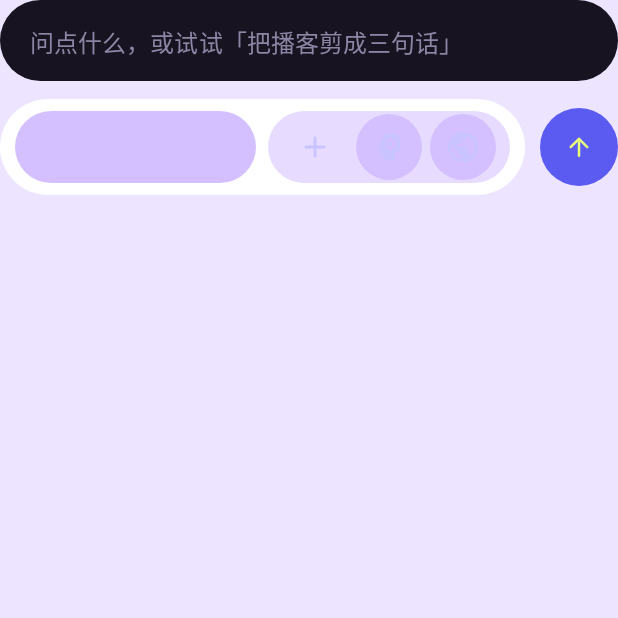
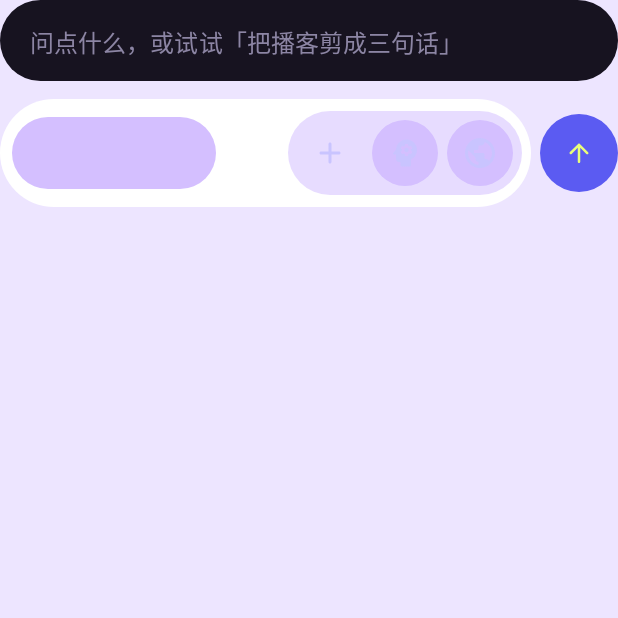
Before and after one commit to lwhhz/aura, an Android app built with Jetpack Compose: the composable ChatComposer called with empty values, on a phone screen of 412 x 824 dp, the top half of it. Run offline under Robolectric (Android 15) with nearby library versions, the phone set to English and light mode, and no system bars; Roboto replaces fonts that are not available here.

Commit message:
Composer: pill width matched to tool tray (136dp); version 1.0.2

```diff
--- a/aura/app/build.gradle.kts
+++ b/aura/app/build.gradle.kts
@@ -17,8 +17,8 @@ android {
         applicationId = "com.aura.chat"
         minSdk = 26
         targetSdk = 36
-        versionCode = 33
-        versionName = "1.0.1"
+        versionCode = 34
+        versionName = "1.0.2"
     }
 
     signingConfigs {
--- a/aura/app/src/main/java/com/aura/chat/ui/components/Composer.kt
+++ b/aura/app/src/main/java/com/aura/chat/ui/components/Composer.kt
@@ -1,5 +1,11 @@
 package com.aura.chat.ui.components
 
+import androidx.compose.runtime.setValue
+import androidx.compose.runtime.remember
+import androidx.compose.runtime.mutableStateOf
+import androidx.compose.runtime.getValue
+import androidx.compose.ui.platform.LocalDensity
+import androidx.compose.ui.layout.onSizeChanged
 import androidx.compose.foundation.background
 import androidx.compose.foundation.layout.Arrangement
 import androidx.compose.foundation.layout.Box
@@ -66,6 +72,8 @@ fun ChatComposer(
 ) {
     val accent = LocalAuraAccent.current
     val chat = LocalChatColors.current
+    var trayWidth by remember { mutableStateOf(0.dp) }
+    val density = LocalDensity.current
     Column(modifier.fillMaxWidth()) {
         androidx.compose.animation.AnimatedVisibility(
             visible = deepThinkingOn,
@@ -193,10 +201,15 @@ fun ChatComposer(
             contentColor = chat.text,
         ) {
             Row(
-                modifier = Modifier.padding(start = 10.dp, end = 10.dp, top = 8.dp, bottom = 8.dp),
+                modifier = Modifier.padding(start = 8.dp, end = 6.dp, top = 8.dp, bottom = 8.dp),
                 verticalAlignment = Alignment.CenterVertically,
             ) {
-                // 模型选择与右侧底托等宽：两者都用 weight(1f)，宽度由剩余空间平分
+                // 模型选择胶囊：宽度跟随右侧底托的实测宽度（等宽），底托本身保持原样
+                Box(
+                    Modifier
+                        .width(136.dp)
+                        .height(48.dp),
+                ) {
                     SelectPill(
                         text = modelLabel,
                         selected = false,
@@ -204,22 +217,22 @@ fun ChatComposer(
                         onDark = false,
                         serif = true,
                         height = 48.dp,
-                    fillWidth = false,
+                        fillWidth = true,
                         centerContent = true,
                         boldText = true,
                         textStyle = MaterialTheme.typography.bodyLarge,
-                    modifier = Modifier.weight(1f),
                     )
-                Spacer(Modifier.width(8.dp))
+                }
+                Spacer(Modifier.weight(1f))
                 // 三个动作共用一块浅色底托，视觉上成组
                 Surface(
-                    modifier = Modifier.weight(1f),
+                    modifier = Modifier.onSizeChanged { trayWidth = with(density) { it.width.toDp() } },
                     shape = RoundedCornerShape(50),
                     color = if (dark) Color.White.copy(alpha = 0.06f) else accent.chip.copy(alpha = 0.55f),
                 ) {
                 Row(
-                    modifier = Modifier.fillMaxWidth().padding(horizontal = 4.dp, vertical = 2.dp),
-                    horizontalArrangement = Arrangement.SpaceEvenly,
+                    modifier = Modifier.padding(horizontal = 6.dp, vertical = 6.dp),
+                    horizontalArrangement = Arrangement.spacedBy(6.dp),
                     verticalAlignment = Alignment.CenterVertically,
                 ) {
                 AuraIconButton(
@@ -270,7 +283,7 @@ fun ChatComposer(
                 }
             }
         }
-        Spacer(Modifier.width(10.dp))
+        Spacer(Modifier.width(6.dp))
         SendButton(
             streaming = streaming,
             enabled = value.isNotBlank() || streaming,
--- a/aura/app/src/main/java/com/aura/chat/ui/screens/SettingsScreen.kt
+++ b/aura/app/src/main/java/com/aura/chat/ui/screens/SettingsScreen.kt
@@ -273,7 +273,7 @@ fun SettingsScreen(
                     }
 
                     item {
-                        SettingsCard(eyebrow = "关于", title = "Aura 1.0.1") {
+                        SettingsCard(eyebrow = "关于", title = "Aura 1.0.2") {
                             Text(
                                 text = "Aura 是 DeepSeek 官方开源 chat-demo（MIT）的 Android 复刻：界面按 Material 3 Expressive 与薰衣草编辑风重新设计，对话能力接入官方 chat/completions。" +
                                     "联网检索、深度思考与文件解析均为官方服务端工具，调用会按官方价格额外计费。" +
```
Also changed, not shown: 1 other file. Lines whose indentation alone changed are shown as unchanged.
